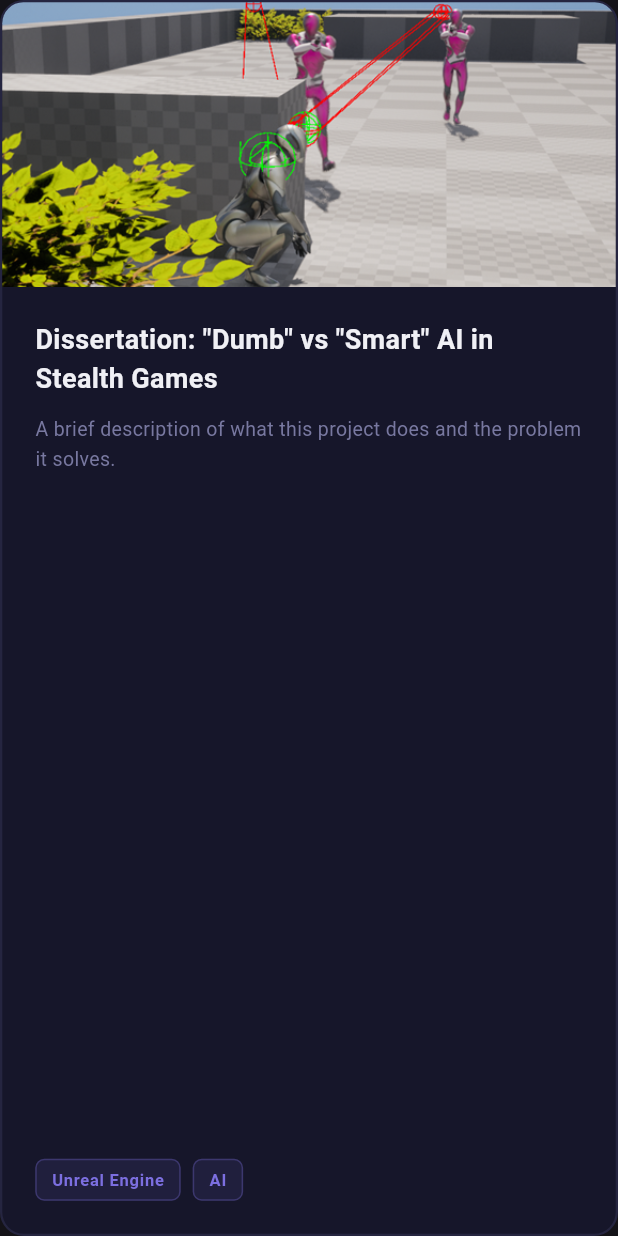
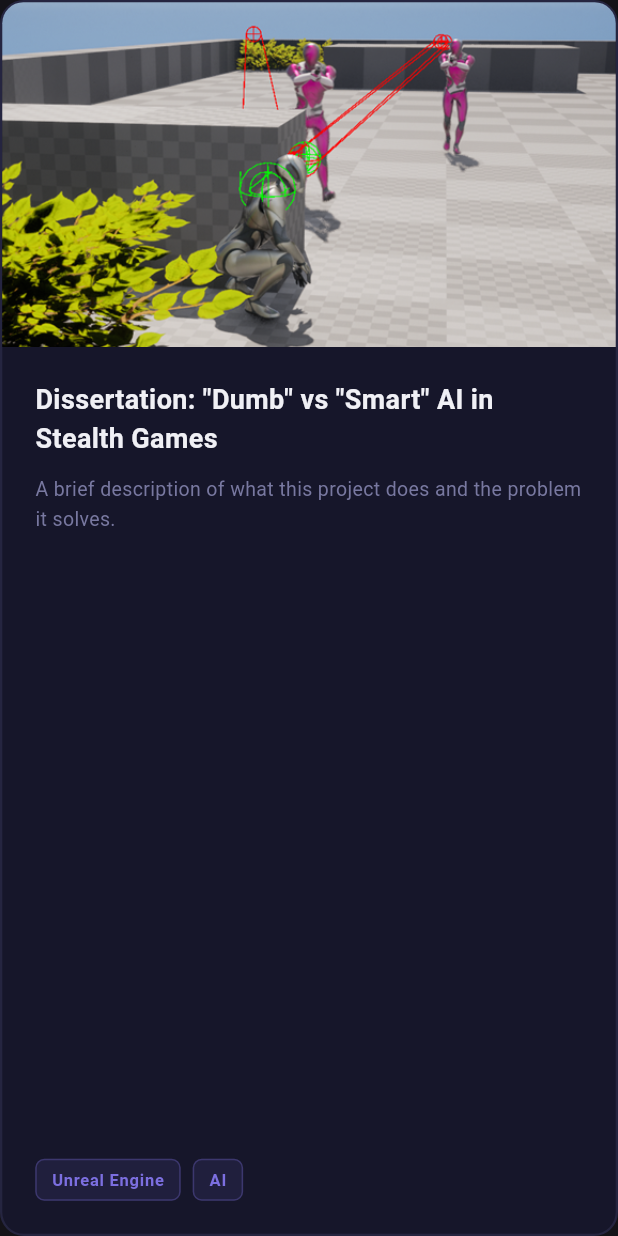
Before and after one commit to Robbo04/Sam_J_R_Portfolio, a Flutter app: the _ProjectCard widget shown alone on an empty page, opened directly with sample values from the repository, on a phone screen of 412 x 824 dp. Run offline on Flutter 3.47's test engine with Material 3 defaults, Android fonts, the phone set to English and light mode, and no system bars.

Commit message:
fixed image ratio scaling for project section

```diff
--- a/lib/Pages/Sections/projects_section.dart
+++ b/lib/Pages/Sections/projects_section.dart
@@ -15,7 +15,9 @@ class ProjectsSection extends StatelessWidget {
       subtitle: "A selection of things I've built.",
       child: LayoutBuilder(
         builder: (context, constraints) {
-          final cols = constraints.maxWidth > 960 ? 3 : 2;
+          final width = constraints.maxWidth;
+          final cols = width > 960 ? 3 : width > 600 ? 2 : 1;
+          final ratio = cols == 1 ? 1.4 : cols == 2 ? 0.92 : 0.82;
           return GridView.builder(
             shrinkWrap: true,
             physics: const NeverScrollableScrollPhysics(),
@@ -23,7 +25,7 @@ class ProjectsSection extends StatelessWidget {
               crossAxisCount: cols,
               crossAxisSpacing: 24,
               mainAxisSpacing: 24,
-              childAspectRatio: 0.82,
+              childAspectRatio: ratio,
             ),
             itemCount: portfolioProjects.length,
             itemBuilder: (_, i) => _ProjectCard(project: portfolioProjects[i]),
@@ -69,21 +71,22 @@ class _ProjectCard extends StatelessWidget {
             ClipRRect(
               borderRadius:
                   const BorderRadius.vertical(top: Radius.circular(14)),
+              child: AspectRatio(
+                aspectRatio: 16 / 9,
                 child: project.imagePath != null
                     ? Image.asset(
                         project.imagePath!,
-                      height: 190,
                         width: double.infinity,
                         fit: BoxFit.cover,
                       )
                     : Container(
-                      height: 190,
                         color: AppColors.surface,
                         child: const Center(
                           child: Icon(
                             Icons.image_outlined,
                             color: AppColors.textMuted,
                             size: 52,
+                          ),
                         ),
                       ),
               ),
```
Lines whose indentation alone changed are shown as unchanged.
